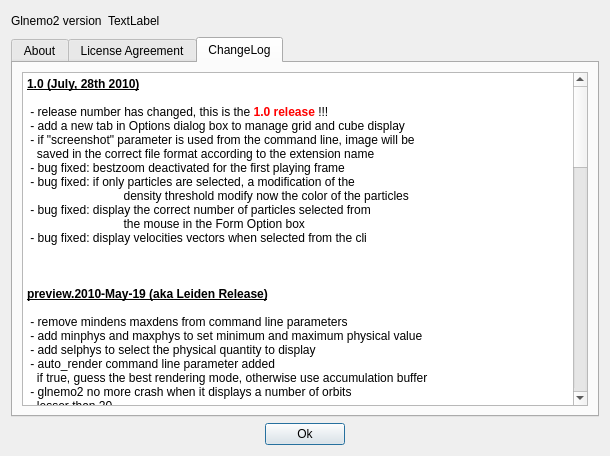
First picture: the form in usr/jcl/glnemo2/src/formabout.ui, repository teuben/nemo, before the edit.
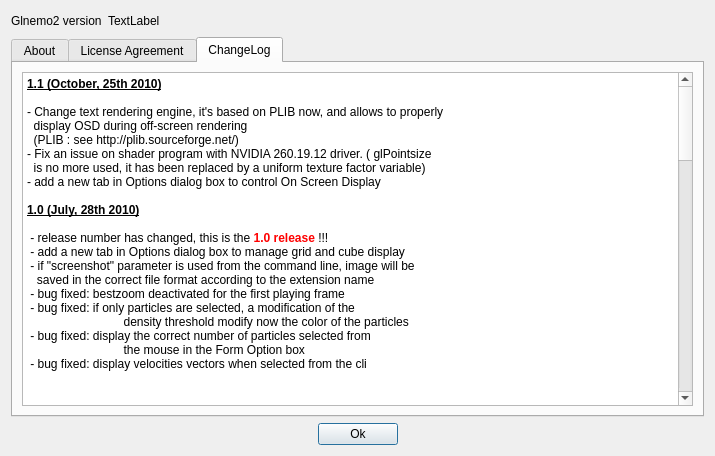
Second picture: the form after the edit. The open tabs and pages were chosen to show the change. Icons and pictures are not drawn.

Commit message: 1.1 (October, 25th 2010) ------------------------  - Change text rendering engine, it's based on PLIB now, and allows to properly    display OSD during off-screen rendering    (PLIB : see http://plib.sourceforge.net/)  - Fix an issue on shader program with NVIDIA 260.19.12 driver. ( glPointsize    is no more used, it has been replaced by a uniform texture factor variable)  - add a new tab in Options dialog box to control On Screen Display

```diff
--- a/usr/jcl/glnemo2/src/formabout.ui
+++ b/usr/jcl/glnemo2/src/formabout.ui
@@ -9,7 +9,7 @@
    <rect>
     <x>0</x>
     <y>0</y>
-    <width>610</width>
+    <width>715</width>
     <height>456</height>
    </rect>
   </property>
@@ -1057,6 +1057,15 @@
 &lt;table border=&quot;0&quot; style=&quot;-qt-table-type: root; margin-top:4px; margin-bottom:4px; margin-left:4px; margin-right:4px;&quot;&gt;
 &lt;tr&gt;
 &lt;td style=&quot;border: none;&quot;&gt;
+&lt;p style=&quot; margin-top:0px; margin-bottom:0px; margin-left:0px; margin-right:0px; -qt-block-indent:0; text-indent:0px;&quot;&gt;&lt;span style=&quot; font-weight:600; text-decoration: underline;&quot;&gt;1.1 (October, 25th 2010)&lt;/span&gt;&lt;/p&gt;
+&lt;p style=&quot;-qt-paragraph-type:empty; margin-top:0px; margin-bottom:0px; margin-left:0px; margin-right:0px; -qt-block-indent:0; text-indent:0px; font-weight:600; text-decoration: underline;&quot;&gt;&lt;/p&gt;
+&lt;p style=&quot; margin-top:0px; margin-bottom:0px; margin-left:0px; margin-right:0px; -qt-block-indent:0; text-indent:0px;&quot;&gt;- Change text rendering engine, it's based on PLIB now, and allows to properly&lt;/p&gt;
+&lt;p style=&quot; margin-top:0px; margin-bottom:0px; margin-left:0px; margin-right:0px; -qt-block-indent:0; text-indent:0px;&quot;&gt;  display OSD during off-screen rendering&lt;/p&gt;
+&lt;p style=&quot; margin-top:0px; margin-bottom:0px; margin-left:0px; margin-right:0px; -qt-block-indent:0; text-indent:0px;&quot;&gt;  (PLIB : see http://plib.sourceforge.net/)&lt;/p&gt;
+&lt;p style=&quot; margin-top:0px; margin-bottom:0px; margin-left:0px; margin-right:0px; -qt-block-indent:0; text-indent:0px;&quot;&gt;- Fix an issue on shader program with NVIDIA 260.19.12 driver. ( glPointsize&lt;/p&gt;
+&lt;p style=&quot; margin-top:0px; margin-bottom:0px; margin-left:0px; margin-right:0px; -qt-block-indent:0; text-indent:0px;&quot;&gt;  is no more used, it has been replaced by a uniform texture factor variable)&lt;/p&gt;
+&lt;p style=&quot; margin-top:0px; margin-bottom:0px; margin-left:0px; margin-right:0px; -qt-block-indent:0; text-indent:0px;&quot;&gt;- add a new tab in Options dialog box to control On Screen Display&lt;/p&gt;
+&lt;p style=&quot;-qt-paragraph-type:empty; margin-top:0px; margin-bottom:0px; margin-left:0px; margin-right:0px; -qt-block-indent:0; text-indent:0px;&quot;&gt;&lt;/p&gt;
 &lt;p style=&quot; margin-top:0px; margin-bottom:0px; margin-left:0px; margin-right:0px; -qt-block-indent:0; text-indent:0px;&quot;&gt;&lt;span style=&quot; font-weight:600; text-decoration: underline;&quot;&gt;1.0 (July, 28th 2010)&lt;/span&gt;&lt;/p&gt;
 &lt;p style=&quot;-qt-paragraph-type:empty; margin-top:0px; margin-bottom:0px; margin-left:0px; margin-right:0px; -qt-block-indent:0; text-indent:0px;&quot;&gt;&lt;/p&gt;
 &lt;p style=&quot; margin-top:0px; margin-bottom:0px; margin-left:0px; margin-right:0px; -qt-block-indent:0; text-indent:0px;&quot;&gt; - release number has changed, this is the &lt;span style=&quot; font-weight:600; color:#ff0000;&quot;&gt;1.0 release &lt;/span&gt;!!!	&lt;/p&gt;
```
Left out of the diff: 8 changed lines with no effect on the pictures. The commit also changes 156 other files.
